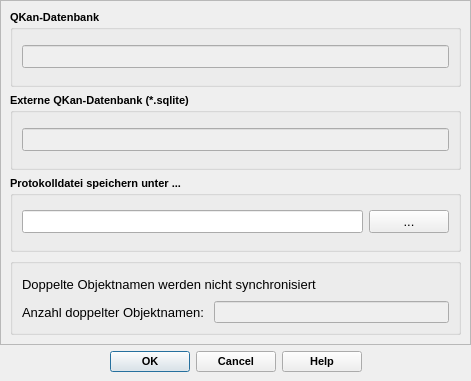
Qt form qkan/sync/res/adjust_dialog_base.ui (SonkeHoffmann/QKan-1) before a commit.
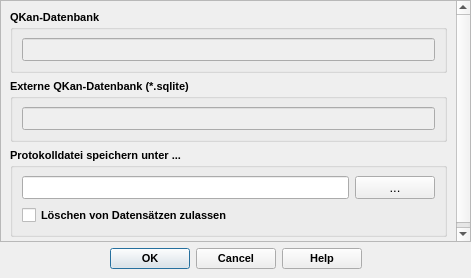
The same form after that commit. Icons and pictures are not drawn.

What changed in the file:
```diff
--- a/qkan/sync/res/adjust_dialog_base.ui
+++ b/qkan/sync/res/adjust_dialog_base.ui
@@ -7,7 +7,7 @@
     <x>0</x>
     <y>0</y>
     <width>471</width>
-    <height>381</height>
+    <height>278</height>
    </rect>
   </property>
   <property name="minimumSize">
@@ -64,7 +64,7 @@
         <x>0</x>
         <y>0</y>
         <width>469</width>
-        <height>335</height>
+        <height>238</height>
        </rect>
       </property>
       <layout class="QVBoxLayout" name="verticalLayout_4">
@@ -249,70 +249,25 @@
             </item>
            </layout>
           </item>
-         </layout>
-        </widget>
-       </item>
-       <item>
-        <widget class="QGroupBox" name="groupBox_6">
-         <property name="font">
-          <font>
-           <family>Tahoma</family>
-           <pointsize>8</pointsize>
-           <weight>75</weight>
-           <bold>true</bold>
-          </font>
-         </property>
-         <property name="title">
-          <string/>
-         </property>
-         <layout class="QVBoxLayout" name="verticalLayout_5">
           <item>
-           <widget class="QLabel" name="label_11">
-            <property name="font">
-             <font>
-              <family>Tahoma</family>
-              <pointsize>10</pointsize>
-              <weight>50</weight>
-              <bold>false</bold>
-             </font>
+           <widget class="QCheckBox" name="cb_allow_deletions">
+            <property name="minimumSize">
+             <size>
+              <width>0</width>
+              <height>20</height>
+             </size>
+            </property>
+            <property name="toolTip">
+             <string>&lt;html&gt;&lt;head/&gt;&lt;body&gt;&lt;p&gt;Bestätigung, dass Datensätze im Bestand gelöscht werden sollen, wenn Sie in den externen Tabellen fehlen.&lt;/p&gt;&lt;/body&gt;&lt;/html&gt;</string>
+            </property>
+            <property name="statusTip">
+             <string>Bestätigung, dass Datensätze im Bestand gelöscht werden sollen, wenn Sie in den externen Tabellen fehlen.</string>
             </property>
             <property name="text">
-             <string>Doppelte Objektnamen werden nicht synchronisiert</string>
+             <string>Löschen von Datensätzen zulassen</string>
             </property>
            </widget>
           </item>
-          <item>
-           <layout class="QHBoxLayout" name="horizontalLayout_3">
-            <item>
-             <widget class="QLabel" name="label_12">
-              <property name="font">
-               <font>
-                <family>Tahoma</family>
-                <pointsize>10</pointsize>
-                <weight>50</weight>
-                <bold>false</bold>
-               </font>
-              </property>
-              <property name="text">
-               <string>Anzahl doppelter Objektnamen: </string>
-              </property>
-             </widget>
-            </item>
-            <item>
-             <widget class="QLineEdit" name="tf_doppelte">
-              <property name="enabled">
-               <bool>false</bool>
-              </property>
-              <property name="toolTip">
-               <string>Gesamtzahl doppelter Objektnamen in den ausgewählten Tabellen</string>
-              </property>
-              <property name="statusTip">
-               <string>Gesamtzahl doppelter Objektnamen in den ausgewählten Tabellen</string>
-              </property>
-             </widget>
-            </item>
-           </layout>
-          </item>
          </layout>
         </widget>
        </item>
```
